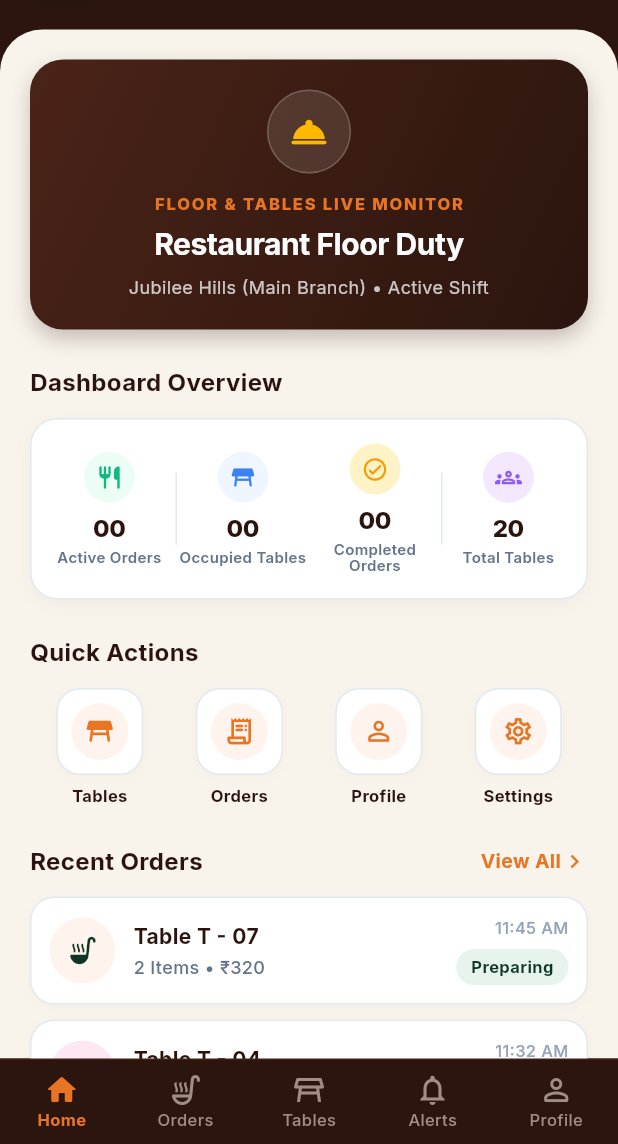
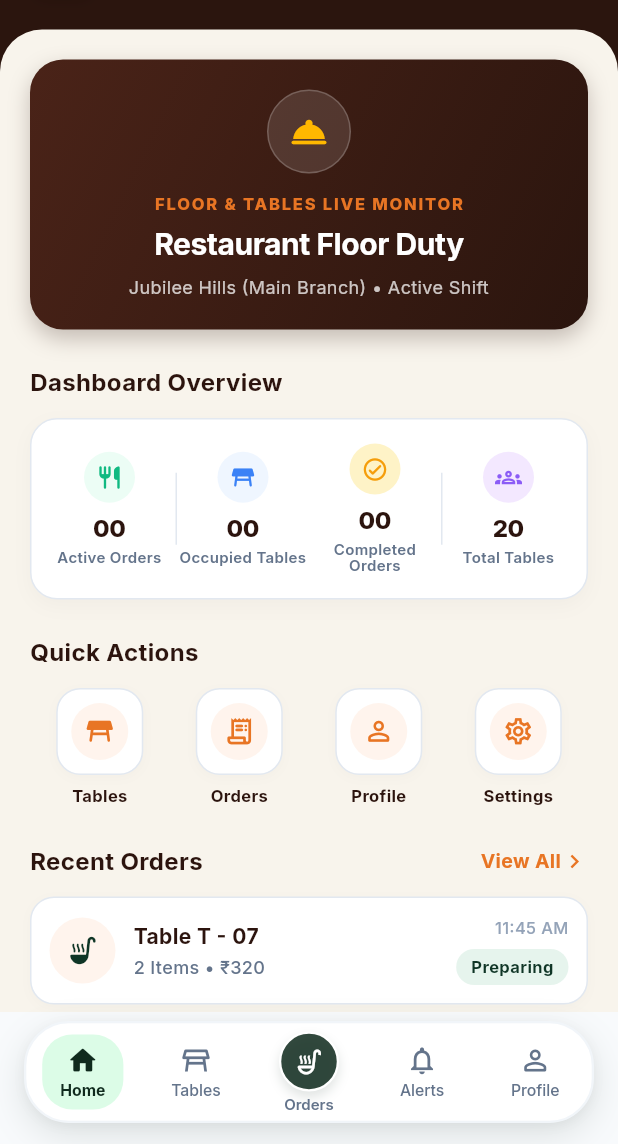
Before and after one commit to Speshway-2017/Restaurant-management-system, a Flutter app: the MainNavigationScreen screen opened directly, on a phone screen of 412 x 824 dp, the part 92-1236 px from its top. Run offline on Flutter 3.47's test engine with Material 3 defaults, Android fonts, the phone set to English and light mode, and no system bars; our stand-ins replace firebase_core, firebase_messaging, google_fonts, shared_preferences; accounts and stored records are empty; network calls fail.

Commit message:
Redesigned the bottom Navigation bar for waiter mobile

```diff
--- a/mobile/lib/models/order_model.dart
+++ b/mobile/lib/models/order_model.dart
@@ -74,7 +74,7 @@ class OrderModel {
     this.items = const [],
     this.totalAmount = 0.0,
     this.paymentStatus = 'Pending',
-    this.paymentMethod = 'Cash',
+    this.paymentMethod = '',
     this.tipAmount = 0.0,
     this.discountAmount = 0.0,
     this.couponCode = '',
@@ -106,7 +106,7 @@ class OrderModel {
       items: itemList,
       totalAmount: double.tryParse(json['total']?.toString() ?? json['totalAmount']?.toString() ?? '0') ?? 0.0,
       paymentStatus: json['paymentStatus']?.toString() ?? json['payment']?.toString() ?? 'Pending',
-      paymentMethod: json['paymentMethod']?.toString() ?? 'Cash',
+      paymentMethod: json['paymentMethod']?.toString() ?? '',
       tipAmount: double.tryParse(json['tipAmount']?.toString() ?? json['tip']?.toString() ?? '0') ?? 0.0,
       discountAmount: double.tryParse(json['discountAmount']?.toString() ?? json['discount']?.toString() ?? '0') ?? 0.0,
       couponCode: json['couponCode']?.toString() ?? json['coupon']?.toString() ?? '',
--- a/mobile/lib/screens/dashboard/waiter_dashboard_screen.dart
+++ b/mobile/lib/screens/dashboard/waiter_dashboard_screen.dart
@@ -409,7 +409,7 @@ class _WaiterDashboardScreenState extends State<WaiterDashboardScreen> {
                               icon: Icons.table_restaurant_rounded,
                               label: 'Tables',
                               onTap: () {
-                                if (widget.onNavigateTab != null) widget.onNavigateTab!(2); // Tables
+                                if (widget.onNavigateTab != null) widget.onNavigateTab!(1); // Tables
                               },
                             ),
                             _buildQuickActionTile(
@@ -417,7 +417,7 @@ class _WaiterDashboardScreenState extends State<WaiterDashboardScreen> {
                               icon: Icons.receipt_long_rounded,
                               label: 'Orders',
                               onTap: () {
-                                if (widget.onNavigateTab != null) widget.onNavigateTab!(1); // Orders
+                                if (widget.onNavigateTab != null) widget.onNavigateTab!(2); // Orders
                               },
                             ),
                             _buildQuickActionTile(
@@ -457,7 +457,7 @@ class _WaiterDashboardScreenState extends State<WaiterDashboardScreen> {
                             ),
                             GestureDetector(
                               onTap: () {
-                                if (widget.onNavigateTab != null) widget.onNavigateTab!(1); // Go to Orders
+                                if (widget.onNavigateTab != null) widget.onNavigateTab!(2); // Go to Orders
                               },
                               child: const Row(
                                 children: [
--- a/mobile/lib/screens/main/main_navigation_screen.dart
+++ b/mobile/lib/screens/main/main_navigation_screen.dart
@@ -1,7 +1,9 @@
 import 'package:flutter/material.dart';
 import 'package:provider/provider.dart';
+import '../../core/constants/app_colors.dart';
 import '../../providers/tables_provider.dart';
 import '../../providers/orders_provider.dart';
+import '../../widgets/flavora_bottom_navigation_bar.dart';
 import '../dashboard/waiter_dashboard_screen.dart';
 import '../tables/my_tables_screen.dart';
 import '../orders/waiter_orders_screen.dart';
@@ -47,97 +49,22 @@ class _MainNavigationScreenState extends State<MainNavigationScreen> {
 
     final pages = [
       WaiterDashboardScreen(onNavigateTab: _switchTab),
+      const MyTablesScreen(),
       const WaiterOrdersScreen(),
-      const MyTablesScreen(),
       const AlertsScreen(),
       const WaiterProfileScreen(),
     ];
 
     return Scaffold(
-      backgroundColor: const Color(0xFF2B150E),
+      backgroundColor: AppColors.background,
       body: IndexedStack(
         index: _currentIndex,
         children: pages,
       ),
-      bottomNavigationBar: Container(
-        decoration: const BoxDecoration(
-          color: Color(0xFF2B150E), // Dark Chocolate Coffee Brown
-          border: Border(top: BorderSide(color: Color(0xFF3D1F16), width: 1)),
-        ),
-        child: BottomNavigationBar(
-          currentIndex: _currentIndex,
-          onTap: _switchTab,
-          type: BottomNavigationBarType.fixed,
-          backgroundColor: const Color(0xFF2B150E),
-          selectedItemColor: const Color(0xFFE87524), // Terracotta Orange Accent
-          unselectedItemColor: const Color(0xFFA18D86), // Muted Cream Warm Gray
-          selectedFontSize: 11,
-          unselectedFontSize: 11,
-          selectedLabelStyle: const TextStyle(fontWeight: FontWeight.bold),
-          unselectedLabelStyle: const TextStyle(fontWeight: FontWeight.w500),
-          elevation: 0,
-          items: [
-            const BottomNavigationBarItem(
-              icon: Icon(Icons.home_outlined),
-              activeIcon: Icon(Icons.home_rounded),
-              label: 'Home',
-            ),
-            const BottomNavigationBarItem(
-              icon: Icon(Icons.soup_kitchen_outlined),
-              activeIcon: Icon(Icons.soup_kitchen_rounded),
-              label: 'Orders',
-            ),
-            const BottomNavigationBarItem(
-              icon: Icon(Icons.table_restaurant_outlined),
-              activeIcon: Icon(Icons.table_restaurant_rounded),
-              label: 'Tables',
-            ),
-            BottomNavigationBarItem(
-              icon: Stack(
-                children: [
-                  const Icon(Icons.notifications_none_outlined),
-                  if (activeAlertsCount > 0)
-                    Positioned(
-                      right: 0,
-                      top: 0,
-                      child: Container(
-                        padding: const EdgeInsets.all(2),
-                        decoration: const BoxDecoration(
-                          color: Color(0xFFEF4444),
-                          shape: BoxShape.circle,
-                        ),
-                        constraints: const BoxConstraints(minWidth: 8, minHeight: 8),
-                      ),
-                    ),
-                ],
-              ),
-              activeIcon: Stack(
-                children: [
-                  const Icon(Icons.notifications_rounded),
-                  if (activeAlertsCount > 0)
-                    Positioned(
-                      right: 0,
-                      top: 0,
-                      child: Container(
-                        padding: const EdgeInsets.all(2),
-                        decoration: const BoxDecoration(
-                          color: Color(0xFFEF4444),
-                          shape: BoxShape.circle,
-                        ),
-                        constraints: const BoxConstraints(minWidth: 8, minHeight: 8),
-                      ),
-                    ),
-                ],
-              ),
-              label: 'Alerts',
-            ),
-            const BottomNavigationBarItem(
-              icon: Icon(Icons.person_outline_rounded),
-              activeIcon: Icon(Icons.person_rounded),
-              label: 'Profile',
-            ),
-          ],
-        ),
+      bottomNavigationBar: FlavoraBottomNavigationBar(
+        currentIndex: _currentIndex,
+        onTap: _switchTab,
+        activeAlertsCount: activeAlertsCount,
       ),
     );
   }
--- a/mobile/lib/screens/orders/order_detail_screen.dart
+++ b/mobile/lib/screens/orders/order_detail_screen.dart
@@ -643,8 +643,14 @@ class _OrderDetailScreenState extends State<OrderDetailScreen> {
                                 style: TextStyle(color: Color(0xFF475569), fontSize: 14, fontWeight: FontWeight.w600),
                               ),
                               Text(
-                                currentOrd.paymentMethod.isNotEmpty ? currentOrd.paymentMethod.toUpperCase() : 'CASH',
-                                style: const TextStyle(color: Color(0xFF0F2A1D), fontSize: 14, fontWeight: FontWeight.w800),
+                                !currentOrd.isPaid
+                                    ? 'Pending Payment'
+                                    : (currentOrd.paymentMethod.isNotEmpty ? currentOrd.paymentMethod.toUpperCase() : 'CASH'),
+                                style: TextStyle(
+                                  color: !currentOrd.isPaid ? const Color(0xFF64748B) : const Color(0xFF0F2A1D),
+                                  fontSize: 14,
+                                  fontWeight: FontWeight.w800,
+                                ),
                               ),
                             ],
                           ),
--- /dev/null
+++ b/mobile/lib/widgets/flavora_bottom_navigation_bar.dart
@@ -0,0 +1,245 @@
+import 'package:flutter/material.dart';
+import '../core/constants/app_colors.dart';
+
+class FlavoraBottomNavigationBar extends StatelessWidget {
+  final int currentIndex;
+  final ValueChanged<int> onTap;
+  final int activeAlertsCount;
+
+  const FlavoraBottomNavigationBar({
+    super.key,
+    required this.currentIndex,
+    required this.onTap,
+    this.activeAlertsCount = 0,
+  });
+
+  @override
+  Widget build(BuildContext context) {
+    final bottomInset = MediaQuery.of(context).padding.bottom;
+
+    return Container(
+      color: Colors.transparent,
+      padding: EdgeInsets.only(
+        left: 16,
+        right: 16,
+        bottom: bottomInset > 0 ? bottomInset + 4 : 14,
+        top: 6,
+      ),
+      child: Container(
+        height: 68,
+        decoration: BoxDecoration(
+          color: Colors.white,
+          borderRadius: BorderRadius.circular(30),
+          border: Border.all(
+            color: const Color(0xFFF1F5F9),
+            width: 1.5,
+          ),
+          boxShadow: const [
+            BoxShadow(
+              color: Color(0x1F0F2A1D), // Dark green subtle shadow
+              blurRadius: 20,
+              spreadRadius: 0,
+              offset: Offset(0, 8),
+            ),
+            BoxShadow(
+              color: Color(0x0A000000),
+              blurRadius: 6,
+              spreadRadius: 0,
+              offset: Offset(0, 2),
+            ),
+          ],
+        ),
+        child: Row(
+          mainAxisAlignment: MainAxisAlignment.spaceEvenly,
+          children: [
+            _buildNavItem(
+              index: 0,
+              icon: Icons.home_outlined,
+              activeIcon: Icons.home_rounded,
+              label: 'Home',
+            ),
+            _buildNavItem(
+              index: 1,
+              icon: Icons.table_restaurant_outlined,
+              activeIcon: Icons.table_restaurant_rounded,
+              label: 'Tables',
+            ),
+            _buildCenterNavItem(
+              index: 2,
+              icon: Icons.soup_kitchen_outlined,
+              activeIcon: Icons.soup_kitchen_rounded,
+              label: 'Orders',
+            ),
+            _buildNavItem(
+              index: 3,
+              icon: Icons.notifications_none_outlined,
+              activeIcon: Icons.notifications_rounded,
+              label: 'Alerts',
+              badgeCount: activeAlertsCount,
+            ),
+            _buildNavItem(
+              index: 4,
+              icon: Icons.person_outline_rounded,
+              activeIcon: Icons.person_rounded,
+              label: 'Profile',
+            ),
+          ],
+        ),
+      ),
+    );
+  }
+
+  Widget _buildNavItem({
+    required int index,
+    required IconData icon,
+    required IconData activeIcon,
+    required String label,
+    int badgeCount = 0,
+  }) {
+    final isSelected = currentIndex == index;
+
+    return Expanded(
+      child: GestureDetector(
+        behavior: HitTestBehavior.opaque,
+        onTap: () => onTap(index),
+        child: Center(
+          child: AnimatedContainer(
+            duration: const Duration(milliseconds: 250),
+            curve: Curves.easeOutCubic,
+            padding: EdgeInsets.symmetric(
+              horizontal: isSelected ? 12 : 8,
+              vertical: isSelected ? 6 : 6,
+            ),
+            decoration: BoxDecoration(
+              color: isSelected
+                  ? const Color(
+                      0xFFDCFCE7) // Light Emerald Green background for active tab
+                  : Colors.transparent,
+              borderRadius: BorderRadius.circular(20),
+            ),
+            child: Column(
+              mainAxisSize: MainAxisSize.min,
+              mainAxisAlignment: MainAxisAlignment.center,
+              children: [
+                Stack(
+                  clipBehavior: Clip.none,
+                  children: [
+                    AnimatedSwitcher(
+                      duration: const Duration(milliseconds: 200),
+                      transitionBuilder: (child, anim) =>
+                          ScaleTransition(scale: anim, child: child),
+                      child: Icon(
+                        isSelected ? activeIcon : icon,
+                        key: ValueKey<bool>(isSelected),
+                        size: 22,
+                        color: isSelected
+                            ? AppColors.darkGreen
+                            : const Color(0xFF64748B),
+                      ),
+                    ),
+                    if (badgeCount > 0)
+                      Positioned(
+                        right: -4,
+                        top: -4,
+                        child: Container(
+                          padding: const EdgeInsets.all(3),
+                          decoration: const BoxDecoration(
+                            color: Color(0xFFEF4444), // Crimson Red Badge
+                            shape: BoxShape.circle,
+                          ),
+                          constraints: const BoxConstraints(
+                            minWidth: 8,
+                            minHeight: 8,
+                          ),
+                        ),
+                      ),
+                  ],
+                ),
+                const SizedBox(height: 3),
+                AnimatedDefaultTextStyle(
+                  duration: const Duration(milliseconds: 200),
+                  style: TextStyle(
+                    fontSize: 10.5,
+                    fontWeight: isSelected ? FontWeight.w700 : FontWeight.w500,
+                    color: isSelected
+                        ? AppColors.darkGreen
+                        : const Color(0xFF64748B),
+                    fontFamily: 'Inter',
+                  ),
+                  child: Text(label),
+                ),
+              ],
+            ),
+          ),
+        ),
+      ),
+    );
+  }
+
+  Widget _buildCenterNavItem({
+    required int index,
+    required IconData icon,
+    required IconData activeIcon,
+    required String label,
+  }) {
+    final isSelected = currentIndex == index;
+
+    return Expanded(
+      child: GestureDetector(
+        behavior: HitTestBehavior.opaque,
+        onTap: () => onTap(index),
+        child: Center(
+          child: Column(
+            mainAxisSize: MainAxisSize.min,
+            mainAxisAlignment: MainAxisAlignment.center,
+            children: [
+              AnimatedContainer(
+                duration: const Duration(milliseconds: 250),
+                curve: Curves.easeOutBack,
+                width: isSelected ? 44 : 40,
+                height: isSelected ? 44 : 40,
+                decoration: BoxDecoration(
+                  color: isSelected
+                      ? AppColors.darkGreen
+                      : const Color(0xD90F2A1D),
+                  shape: BoxShape.circle,
+                  border: Border.all(
+                    color: isSelected ? const Color(0xFF4ADE80) : Colors.white,
+                    width: isSelected ? 2 : 1.5,
+                  ),
+                  boxShadow: [
+                    BoxShadow(
+                      color: isSelected
+                          ? const Color(0x4D0F2A1D)
+                          : const Color(0x200F2A1D),
+                      blurRadius: isSelected ? 12 : 6,
+                      offset: const Offset(0, 4),
+                    ),
+                  ],
+                ),
+                child: Icon(
+                  isSelected ? activeIcon : icon,
+                  size: isSelected ? 22 : 20,
+                  color: isSelected ? const Color(0xFF4ADE80) : Colors.white,
+                ),
+              ),
+              const SizedBox(height: 2),
+              AnimatedDefaultTextStyle(
+                duration: const Duration(milliseconds: 200),
+                style: TextStyle(
+                  fontSize: 10,
+                  fontWeight: isSelected ? FontWeight.w800 : FontWeight.w600,
+                  color: isSelected
+                      ? AppColors.darkGreen
+                      : const Color(0xFF64748B),
+                  fontFamily: 'Inter',
+                ),
+                child: Text(label),
+              ),
+            ],
+          ),
+        ),
+      ),
+    );
+  }
+}
```
